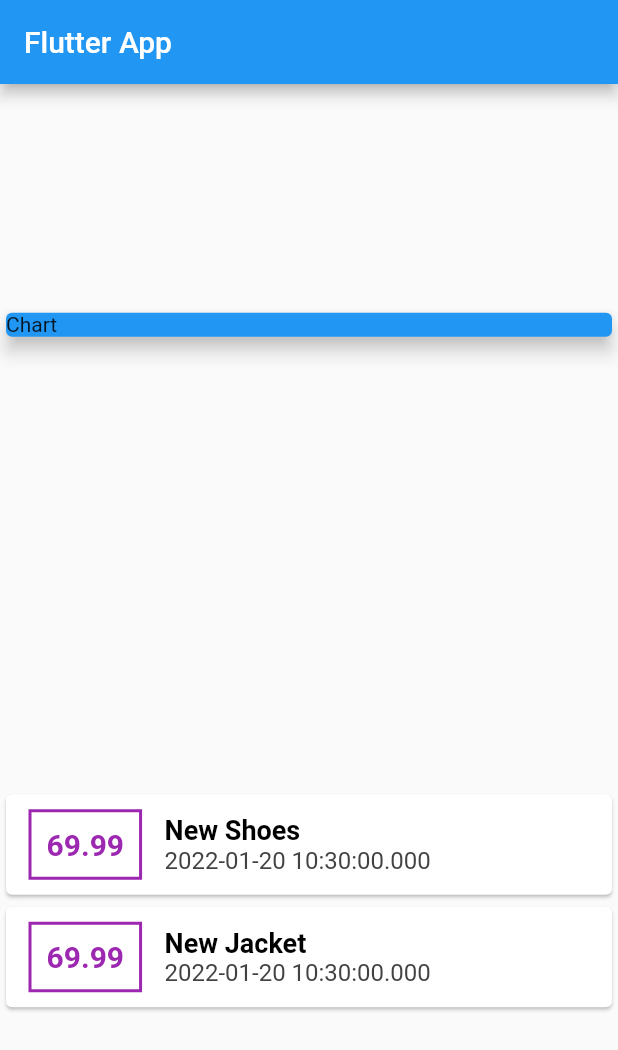
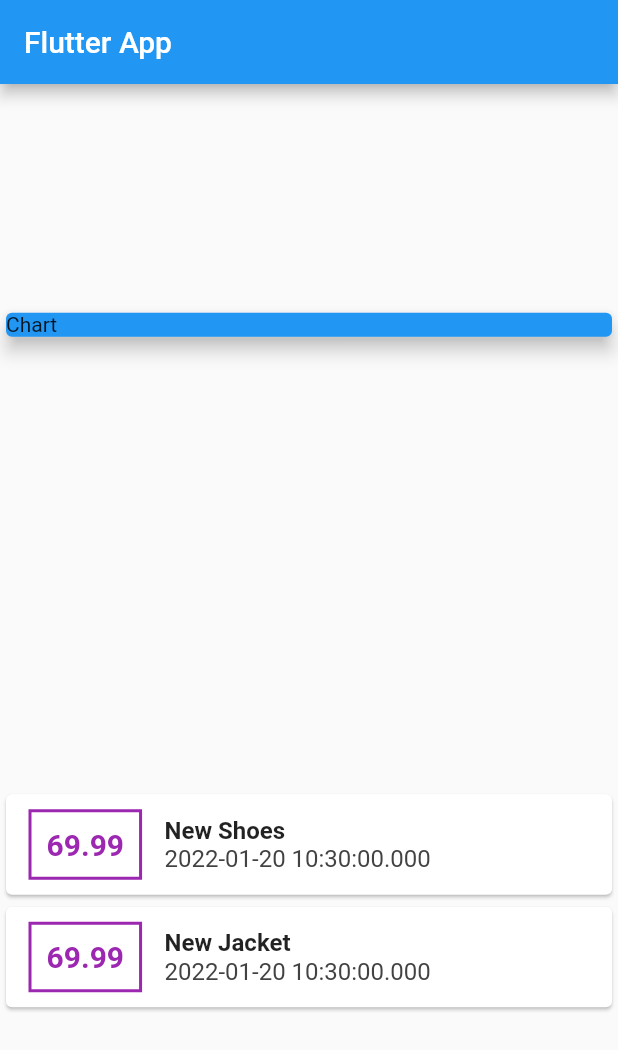
Before and after one commit to bantawa04/expenseTrackerFlutter, a Flutter app: the screen it shows after launch, on a phone screen of 412 x 824 dp. Shown: the top 1050 px of the screen. Run offline on Flutter 3.47's test engine with Material 2 defaults, Android fonts, the phone set to English and light mode, and no system bars.

Commit message:
4.12 style text

```diff
--- a/lib/main.dart
+++ b/lib/main.dart
@@ -70,15 +70,15 @@ class MyHomePage extends StatelessWidget {
                         Text(
                           tx.title,
                           style: TextStyle(
-                              fontWeight: FontWeight.bold,
-                              color: Colors.black,
-                              fontSize: 18),
+                            fontWeight: FontWeight.bold,
+                            fontSize: 16,
+                          ),
                         ),
                         Text(
                           tx.date.toString(),
                           style: TextStyle(
                             fontSize: 16,
-                            color: Colors.grey[800]
+                            color: Colors.grey[800],
                           ),
                         ),
                       ],
```
